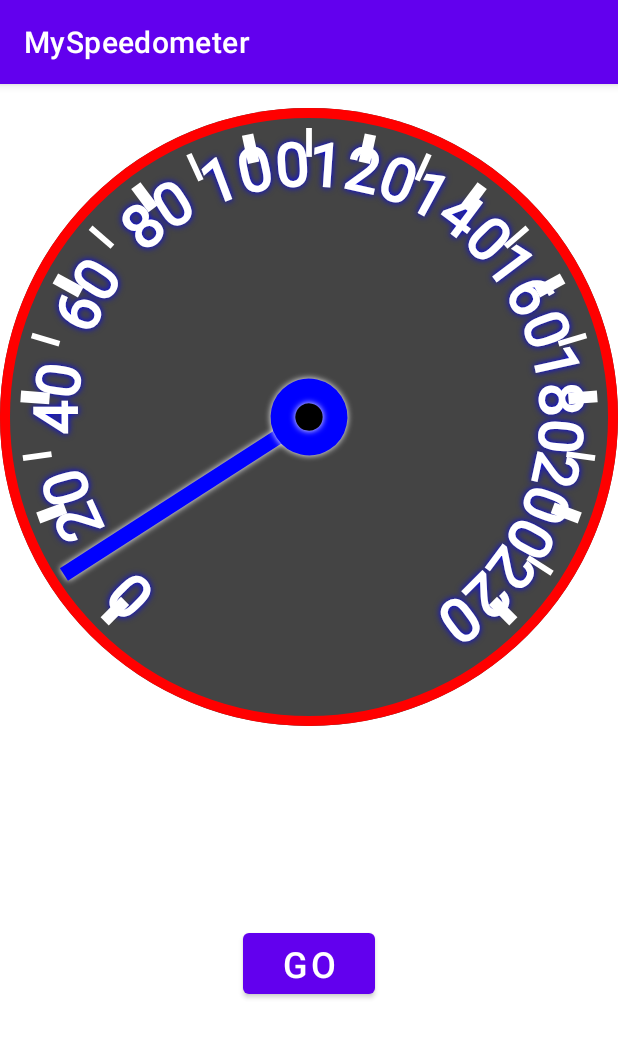
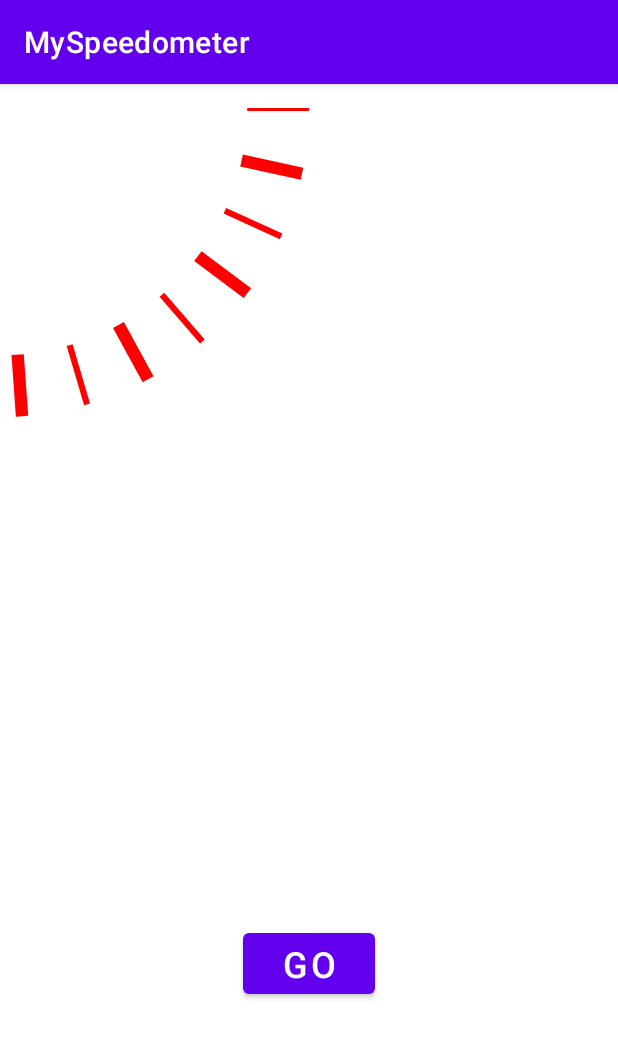
Before and after one commit to DmitrySuv-bit/MySpeedometer, an Android app: the screen it shows after launch (MainActivity), on a phone screen of 412 x 824 dp. Shown: the top 1038 px of the screen. Run offline under Robolectric (Android 15) with nearby library versions, the phone set to English and light mode, and no system bars.

Commit message:
Доработка

```diff
--- a/app/src/main/java/com/example/my_speedometer/MainActivity.kt
+++ b/app/src/main/java/com/example/my_speedometer/MainActivity.kt
@@ -4,15 +4,12 @@ import android.animation.ArgbEvaluator
 import android.animation.ValueAnimator
 import android.annotation.SuppressLint
 import android.graphics.Color
-import android.os.Build
 import androidx.appcompat.app.AppCompatActivity
 import android.os.Bundle
-import android.util.Log
 import android.view.MotionEvent
 import android.view.View
 import android.view.animation.*
 import android.widget.Button
-import androidx.annotation.RequiresApi
 
 class MainActivity : AppCompatActivity() {
     private val button: Button
@@ -27,16 +24,13 @@ class MainActivity : AppCompatActivity() {
 
     var isFirstStart = false
 
-    @RequiresApi(Build.VERSION_CODES.LOLLIPOP)
     @SuppressLint("ClickableViewAccessibility")
     override fun onCreate(savedInstanceState: Bundle?) {
         super.onCreate(savedInstanceState)
         setContentView(R.layout.activity_main)
 
-        maxSpeed = speedometer.getMaxSpeed().toFloat()
-        arrowColor = speedometer.getColorArrow()
-
-        Log.d("fdsf", "запуск")
+        maxSpeed = speedometer.maxSpeed.toFloat()
+        arrowColor = speedometer.colorArrow
 
         val arrowColorAnimation = ValueAnimator().apply {
             setIntValues(
@@ -47,7 +41,7 @@ class MainActivity : AppCompatActivity() {
 
             setEvaluator(ArgbEvaluator())
             addUpdateListener {
-                speedometer.setColorArrow(this.animatedValue as Int)
+                speedometer.colorArrow = this.animatedValue as Int
             }
 
             duration = 300L
@@ -55,7 +49,7 @@ class MainActivity : AppCompatActivity() {
 
         val arrowMotionAnimation = ValueAnimator.ofFloat().apply {
             addUpdateListener {
-                speedometer.setCurrencySpeed(this.animatedValue as Float)
+                speedometer.currentSpeed = this.animatedValue as Float
 
                 if (this.animatedValue as Float >= 160f) {
                     if (!arrowColorAnimation.isStarted) {
@@ -75,12 +69,13 @@ class MainActivity : AppCompatActivity() {
                         if (isFirstStart) {
                             if (arrowMotionAnimation.isStarted) {
                                 arrowMotionAnimation.setFloatValues(
-                                    arrowMotionAnimation.animatedValue as Float, maxSpeed)
+                                    arrowMotionAnimation.animatedValue as Float, maxSpeed
+                                )
                             } else {
                                 arrowMotionAnimation.setFloatValues(0f, maxSpeed)
                             }
                         } else {
-                            currencySpeed = speedometer.getCurrencySpeed()
+                            currencySpeed = speedometer.currentSpeed
                             arrowMotionAnimation.setFloatValues(currencySpeed, maxSpeed)
                         }
 
--- a/app/src/main/java/com/example/my_speedometer/SpeedometerView.kt
+++ b/app/src/main/java/com/example/my_speedometer/SpeedometerView.kt
@@ -1,44 +1,57 @@
 package com.example.my_speedometer
 
 import android.content.Context
-import android.graphics.Canvas
-import android.graphics.Color
-import android.graphics.Paint
-import android.graphics.Path
-import android.os.Build
+import android.graphics.*
 import android.os.Bundle
 import android.os.Parcelable
 import android.util.AttributeSet
 import android.view.View
-import androidx.annotation.RequiresApi
 import kotlin.math.cos
 import kotlin.math.min
 import kotlin.math.round
 import kotlin.math.sin
 
-@RequiresApi(Build.VERSION_CODES.LOLLIPOP)
 class SpeedometerView @JvmOverloads constructor(
     context: Context,
     attributeSet: AttributeSet? = null,
-    defStyleAttr: Int = 0,
-    defStyleRes: Int = 0
-) : View(context, attributeSet, defStyleAttr, defStyleRes) {
+) : View(context, attributeSet) {
 
     private companion object {
         const val CURRENT_SPEED_KEY = "com.speedometer_view.current_speed"
         const val SUPER_STATE = "com.speedometer_view.super_state"
     }
 
+    var currentSpeed = 0f
+        set(value) {
+            field = value
+
+            invalidate()
+        }
+
+    var maxSpeed = 0
+        set(value) {
+            field = value
+
+            invalidate()
+        }
+
+    var colorArrow = Color.BLUE
+        set(value) {
+            field = value
+
+            invalidate()
+        }
 
     private var size = 0
-    private var currentSpeed = 0f
-    private var maxSpeed = 0
     private var centerX = 0f
     private var centerY = 0f
     private var borderWidth = 10f
     private var digitsTextSize = 0f
+    private var radius = 0f
 
     private val circle = Path()
+    private val line = Path()
+    private val matrix1 = Matrix()
     private var generalPaint = Paint(Paint.ANTI_ALIAS_FLAG)
     private var arrowPaint = Paint(Paint.ANTI_ALIAS_FLAG)
     private var digitsPaint = Paint(Paint.ANTI_ALIAS_FLAG)
@@ -46,14 +59,12 @@ class SpeedometerView @JvmOverloads constructor(
     private var colorBackground = Color.DKGRAY
     private var colorBorder = Color.RED
     private var colorDigits = Color.WHITE
-    private var colorArrow = Color.BLUE
+
 
     init {
         val typedArray = context.obtainStyledAttributes(
             attributeSet,
             R.styleable.SpeedometerView,
-            defStyleAttr,
-            defStyleRes
         )
 
         try {
@@ -80,6 +91,7 @@ class SpeedometerView @JvmOverloads constructor(
 
         centerX = size / 2f
         centerY = size / 2f
+        radius = size / 2f
 
         setMeasuredDimension(size, size)
     }
@@ -113,27 +125,24 @@ class SpeedometerView @JvmOverloads constructor(
         super.onRestoreInstanceState(superState)
     }
 
-    override fun onDraw(canvas: Canvas) {
-        super.onDraw(canvas)
-        //Задний фон
+    private fun paintBackground(canvas: Canvas) {
         generalPaint.color = colorBackground
         generalPaint.style = Paint.Style.FILL
 
-        val radius = size / 2f
+        canvas.drawCircle(centerX, centerY, radius, generalPaint)
+    }
 
-        canvas.drawCircle(centerX, centerY, radius, generalPaint)
-
-        //Окантовка фона
+    private fun paintBackgroundBorder(canvas: Canvas) {
         generalPaint.color = colorBorder
         generalPaint.style = Paint.Style.STROKE
         generalPaint.strokeWidth = borderWidth
 
         canvas.drawCircle(centerX, centerY, radius - borderWidth / 2f, generalPaint)
+    }
 
-        // Циферблат
-        canvas.save()
+    private fun paintDial(canvas: Canvas) {
+        canvas.rotate(135f, centerX, centerY)
 
-        canvas.rotate(135f, centerX, centerY)
         val scaleDigits = 0.75f
         val theeForthCircumference = radius * scaleDigits * Math.PI * 1.5
         val increment = 20
@@ -159,17 +168,18 @@ class SpeedometerView @JvmOverloads constructor(
                 digitsPaint
             )
         }
+    }
 
-        canvas.restore()
+    private fun paintTickDial(canvas: Canvas) {
 
-        //деление циферблата
-        canvas.save()
+        canvas.scale(radius, radius)
 
-        canvas.rotate(135f, centerX, centerY)
-        canvas.translate(centerX, centerY)
-        canvas.scale(radius - borderWidth * 2, radius - borderWidth * 2)
 
-        val scale = 0.9f
+        matrix1.setTranslate(centerX + 1000, centerY + 1000)
+
+        line.transform(matrix1)
+
+        val scale = 0.8f
         val step = Math.PI * 1.5 / maxSpeed
         val threeQuartersOfCircle = Math.PI * 1.5
         val stepBetweenBigDigits = 20
@@ -185,59 +195,60 @@ class SpeedometerView @JvmOverloads constructor(
             x2 = x1 * scale
             y2 = y1 * scale
 
-            generalPaint.color = Color.WHITE
+            generalPaint.color = Color.RED
             generalPaint.style = Paint.Style.FILL_AND_STROKE
+            line.moveTo(x1, y1)
+            line.lineTo(x2, y2)
 
+
+            canvas.drawPath(line, generalPaint)
+            line.reset()
             if (i % stepBetweenBigDigits == 0) {
                 generalPaint.strokeWidth = 0.04f
 
-                canvas.drawLine(x1, y1, x2, y2, generalPaint)
+
+                //canvas.drawLine( x1,  y1, x2, y2, generalPaint)
             } else {
                 generalPaint.strokeWidth = 0.02f
 
-                canvas.drawLine(x1, y1, x2, y2, generalPaint)
+                // canvas.drawLine(x1, y1, x2, y2, generalPaint)
             }
         }
-
-        canvas.restore()
-
-        //Стрелка
-        val limit = (currentSpeed / maxSpeed.toFloat() * 270 - 270)
-        val scaleOfArrow = radius / 1.5f
-        val scaleOfCircle = radius / 10
-
-        canvas.translate(centerX, centerY)
-        canvas.rotate(limit)
-
-        arrowPaint.color = colorArrow
-        arrowPaint.strokeWidth = digitsTextSize / 4f
-        arrowPaint.style = Paint.Style.FILL_AND_STROKE
-        arrowPaint.setShadowLayer(5f, 0f, 0f, Color.WHITE)
-
-        canvas.drawLine(0f, 0f, scaleOfArrow, scaleOfArrow, arrowPaint)
-
-        arrowPaint.color = Color.BLUE
-        canvas.drawCircle(0f, 0f, scaleOfCircle, arrowPaint)
-
-        arrowPaint.color = Color.BLACK
-        canvas.drawCircle(0f, 0f, scaleOfCircle / 5, arrowPaint)
     }
 
-    fun getCurrencySpeed() = currentSpeed
+    override fun onDraw(canvas: Canvas) {
+        super.onDraw(canvas)
 
-    fun setCurrencySpeed(value: Float) {
-        currentSpeed = value
+        // paintBackground(canvas)
 
-        invalidate()
+        //paintBackgroundBorder(canvas)
+
+        //paintDial(canvas)
+
+        paintTickDial(canvas)
+
+//        //деление циферблата
+//
+//
+//        //Стрелка
+//        val limit = (currentSpeed / maxSpeed.toFloat() * 270 - 270)
+//        val scaleOfArrow = radius / 1.5f
+//        val scaleOfCircle = radius / 10
+//
+//        canvas.translate(centerX, centerY)
+//        canvas.rotate(limit)
+//
+//        arrowPaint.color = colorArrow
+//        arrowPaint.strokeWidth = digitsTextSize / 4f
+//        arrowPaint.style = Paint.Style.FILL_AND_STROKE
+//        arrowPaint.setShadowLayer(5f, 0f, 0f, Color.WHITE)
+//
+//        canvas.drawLine(0f, 0f, scaleOfArrow, scaleOfArrow, arrowPaint)
+//
+//        arrowPaint.color = Color.BLUE
+//        canvas.drawCircle(0f, 0f, scaleOfCircle, arrowPaint)
+//
+//        arrowPaint.color = Color.BLACK
+//        canvas.drawCircle(0f, 0f, scaleOfCircle / 5, arrowPaint)
     }
-
-    fun getMaxSpeed() = maxSpeed
-
-    fun setColorArrow(value: Int) {
-        colorArrow = value
-
-        invalidate()
-    }
-
-    fun getColorArrow() = colorArrow
 }
```
